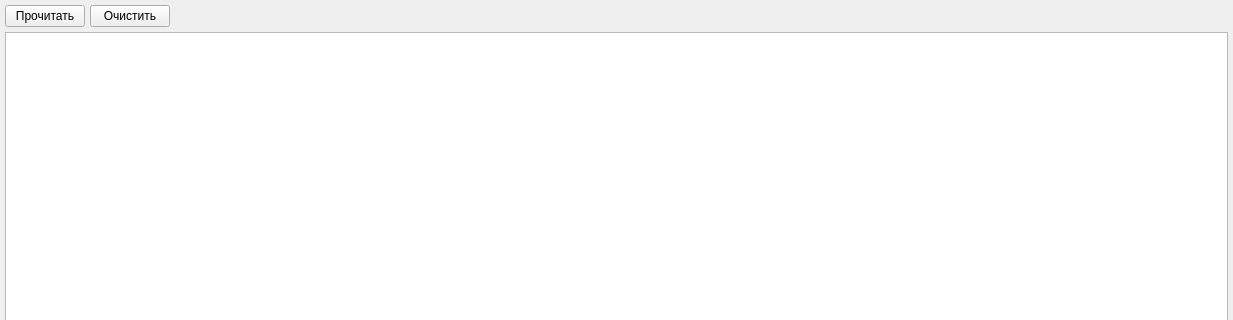
First picture: the form in monitorpurpose.ui, repository vlarry/configurator, before the edit; both pictures show x 0 to 1233 and y 0 to 320 of the 1233 by 666 pixel window.
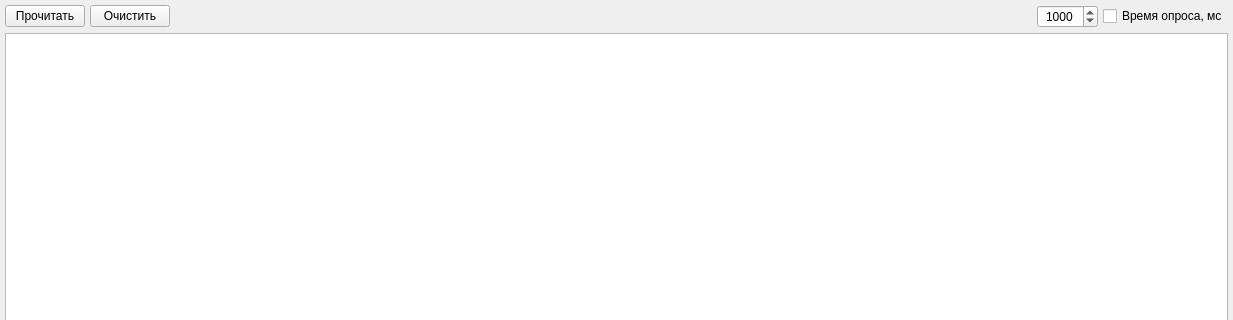
Second picture: the form after the edit.

Commit message: Реализация опроса мониторинга переменных К10/К11.

```diff
--- a/monitorpurpose.ui
+++ b/monitorpurpose.ui
@@ -61,6 +61,32 @@
        </property>
       </spacer>
      </item>
+     <item>
+      <widget class="QSpinBox" name="spinBoxUpdateData">
+       <property name="alignment">
+        <set>Qt::AlignCenter</set>
+       </property>
+       <property name="minimum">
+        <number>100</number>
+       </property>
+       <property name="maximum">
+        <number>10000</number>
+       </property>
+       <property name="singleStep">
+        <number>100</number>
+       </property>
+       <property name="value">
+        <number>1000</number>
+       </property>
+      </widget>
+     </item>
+     <item>
+      <widget class="QCheckBox" name="checkBoxUpdateData">
+       <property name="text">
+        <string>Время опроса, мс</string>
+       </property>
+      </widget>
+     </item>
     </layout>
    </item>
    <item>
```
The commit also changes 3 other files.
